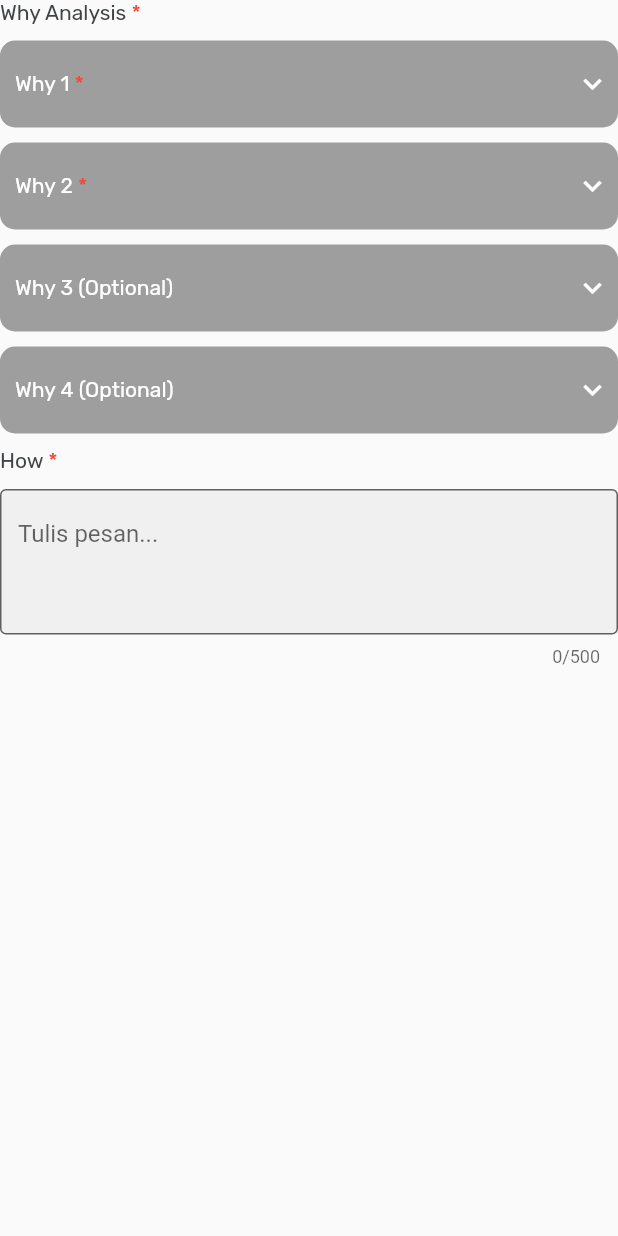
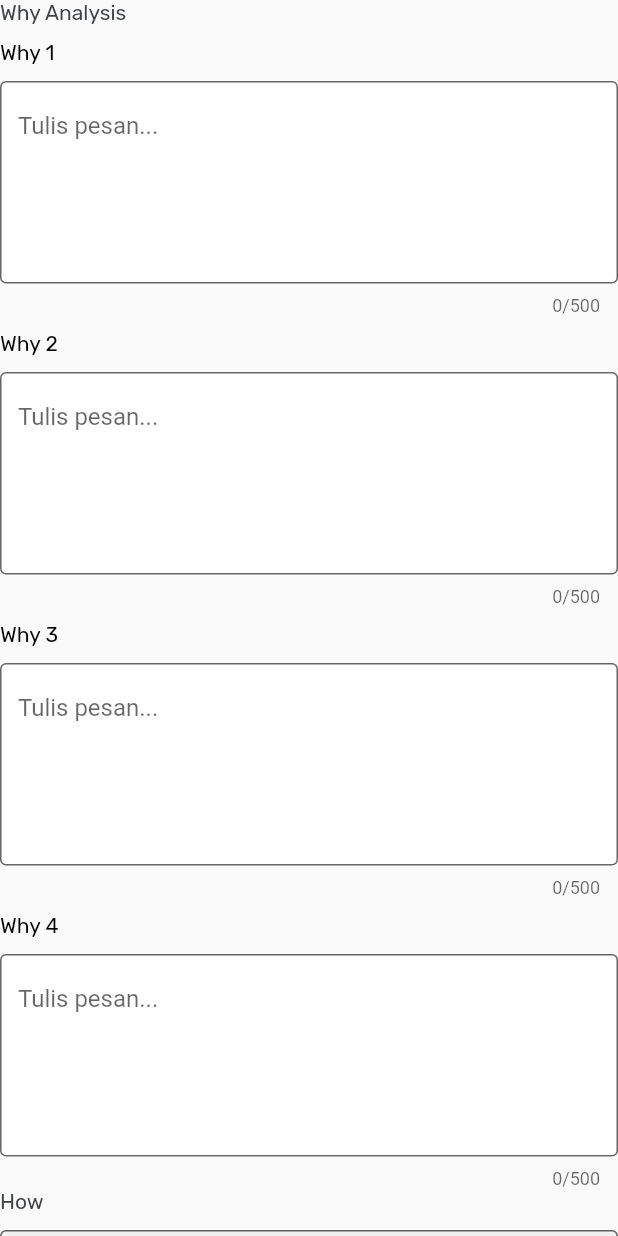
Before and after one commit to RDLMobileDev/clone_ecm, a Flutter app: the StepFillTiga widget shown alone on an empty page, opened directly, on a phone screen of 412 x 824 dp. Run offline on Flutter 3.47's test engine with Material 2 defaults, Android fonts, the phone set to English and light mode, and no system bars; our stand-ins replace currency_text_input_formatter, firebase_core, firebase_messaging, flutter_local_notifications, flutter_switch, fluttertoast and 6 more; missing offline and left inert: date_time_format, platform_device_id; accounts and stored records are empty; network calls fail.

Commit message:
change expantiontile to textfield in why  field

```diff
--- a/lib/homepage/home/fillnew/stepfillnew/stepfilltiga.dart
+++ b/lib/homepage/home/fillnew/stepfillnew/stepfilltiga.dart
@@ -192,48 +192,27 @@ class _StepFillTigaState extends State<StepFillTiga> {
                     color: Color(0xFF404446),
                     fontSize: 14,
                     fontWeight: FontWeight.w400),
-                children: const <TextSpan>[
-                  TextSpan(
-                      text: ' *',
-                      style: TextStyle(
-                          fontFamily: 'Rubik',
-                          fontSize: 14,
-                          color: Colors.red,
-                          fontWeight: FontWeight.w400)),
-                ],
+                children: const <TextSpan>[],
               ),
             ),
           ),
+          Column(
+            crossAxisAlignment: CrossAxisAlignment.start,
+            children: [
               Container(
-            padding: EdgeInsets.all(0),
-            margin: EdgeInsets.only(top: 10),
-            decoration: BoxDecoration(
-                borderRadius: BorderRadius.all(Radius.circular(10)),
-                color: Colors.grey),
-            child: ExpansionTile(
-              tilePadding: EdgeInsets.only(left: 10, right: 5),
-              collapsedIconColor: Colors.white,
-              collapsedTextColor: Colors.black,
-              title: RichText(
+                margin: EdgeInsets.only(bottom: 10, top: 10),
+                child: RichText(
                   text: TextSpan(
                     text: why,
                     style: TextStyle(
                         fontFamily: 'Rubik',
-                      color: Color(0xFFFFFFFF),
+                        color: Colors.black,
                         fontSize: 14,
                         fontWeight: FontWeight.w400),
-                  children: const <TextSpan>[
-                    TextSpan(
-                        text: ' *',
-                        style: TextStyle(
-                            fontFamily: 'Rubik',
-                            fontSize: 14,
-                            color: Colors.red,
-                            fontWeight: FontWeight.w400)),
-                  ],
+                    children: const <TextSpan>[],
                   ),
                 ),
-              children: <Widget>[
+              ),
               TextFormField(
                 maxLength: 500,
                 controller: why1Controller,
@@ -253,37 +232,23 @@ class _StepFillTigaState extends State<StepFillTiga> {
               )
             ],
           ),
-          ),
+          Column(
+            crossAxisAlignment: CrossAxisAlignment.start,
+            children: [
               Container(
-            padding: EdgeInsets.all(0),
-            margin: EdgeInsets.only(top: 10),
-            decoration: BoxDecoration(
-                borderRadius: BorderRadius.all(Radius.circular(10)),
-                color: Colors.grey),
-            child: ExpansionTile(
-              tilePadding: EdgeInsets.only(left: 10, right: 5),
-              collapsedIconColor: Colors.white,
-              collapsedTextColor: Colors.black,
-              title: RichText(
+                margin: EdgeInsets.only(bottom: 10, top: 10),
+                child: RichText(
                   text: TextSpan(
                     text: 'Why 2',
                     style: TextStyle(
                         fontFamily: 'Rubik',
-                      color: Color(0xFFFFFFFF),
+                        color: Colors.black,
                         fontSize: 14,
                         fontWeight: FontWeight.w400),
-                  children: const <TextSpan>[
-                    TextSpan(
-                        text: ' *',
-                        style: TextStyle(
-                            fontFamily: 'Rubik',
-                            fontSize: 14,
-                            color: Colors.red,
-                            fontWeight: FontWeight.w400)),
-                  ],
+                    children: const <TextSpan>[],
                   ),
                 ),
-              children: <Widget>[
+              ),
               TextFormField(
                 maxLength: 500,
                 onChanged: (value) async {
@@ -303,28 +268,22 @@ class _StepFillTigaState extends State<StepFillTiga> {
               )
             ],
           ),
-          ),
+          Column(
+            crossAxisAlignment: CrossAxisAlignment.start,
+            children: [
               Container(
-            padding: EdgeInsets.all(0),
-            margin: EdgeInsets.only(top: 10),
-            decoration: BoxDecoration(
-                borderRadius: BorderRadius.all(Radius.circular(10)),
-                color: Colors.grey),
-            child: ExpansionTile(
-              tilePadding: EdgeInsets.only(left: 10, right: 5),
-              collapsedIconColor: Colors.white,
-              collapsedTextColor: Colors.black,
-              title: RichText(
+                margin: EdgeInsets.only(bottom: 10, top: 10),
+                child: RichText(
                   text: TextSpan(
-                  text: 'Why 3 (Optional)',
+                    text: 'Why 3 ',
                     style: TextStyle(
                         fontFamily: 'Rubik',
-                      color: Color(0xFFFFFFFF),
+                        color: Colors.black,
                         fontSize: 14,
                         fontWeight: FontWeight.w400),
                   ),
                 ),
-              children: <Widget>[
+              ),
               TextFormField(
                 maxLength: 500,
                 controller: why3Controller,
@@ -344,23 +303,17 @@ class _StepFillTigaState extends State<StepFillTiga> {
               )
             ],
           ),
+          Column(
+            crossAxisAlignment: CrossAxisAlignment.start,
+            children: [
+              Container(
+                margin: EdgeInsets.only(bottom: 10, top: 10),
+                child: Text(
+                  'Why 4',
+                  style: TextStyle(
+                      color: Colors.black, fontFamily: 'Rubik', fontSize: 14),
                 ),
-          Container(
-            padding: EdgeInsets.all(0),
-            margin: EdgeInsets.only(top: 10, bottom: 10),
-            decoration: BoxDecoration(
-                borderRadius: BorderRadius.all(Radius.circular(10)),
-                color: Colors.grey),
-            child: ExpansionTile(
-              tilePadding: EdgeInsets.only(left: 10, right: 5),
-              collapsedIconColor: Colors.white,
-              collapsedTextColor: Colors.black,
-              title: Text(
-                'Why 4 (Optional)',
-                style: TextStyle(
-                    color: Colors.white, fontFamily: 'Rubik', fontSize: 14),
               ),
-              children: <Widget>[
               TextFormField(
                 maxLength: 500,
                 controller: why4Controller,
@@ -379,7 +332,6 @@ class _StepFillTigaState extends State<StepFillTiga> {
               )
             ],
           ),
-          ),
           Container(
             width: MediaQuery.of(context).size.width,
             child: RichText(
@@ -390,15 +342,6 @@ class _StepFillTigaState extends State<StepFillTiga> {
                     color: Color(0xFF404446),
                     fontSize: 14,
                     fontWeight: FontWeight.w400),
-                children: const <TextSpan>[
-                  TextSpan(
-                      text: ' *',
-                      style: TextStyle(
-                          fontFamily: 'Rubik',
-                          fontSize: 14,
-                          color: Colors.red,
-                          fontWeight: FontWeight.w400)),
-                ],
               ),
             ),
           ),
@@ -419,7 +362,7 @@ class _StepFillTigaState extends State<StepFillTiga> {
                     border: OutlineInputBorder(),
                     filled: true,
                     hintText: type_message),
-                maxLines: 3,
+                maxLines: 5,
               ))
         ],
       ),
```
Lines whose indentation alone changed are shown as unchanged.
